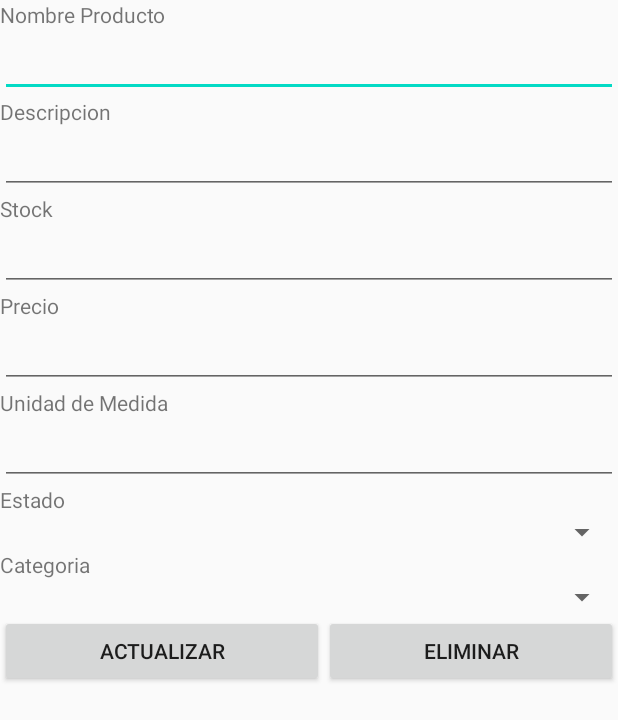
After one commit to Cortezhac/AplicacionJavaMysql, an Android app: the layout update_delete_fragment2.xml on its own in the app's theme, with its tools: preview values and no code run, on a phone screen of 412 x 824 dp. The commit adds this screen. Shown: the top 720 px of the screen. Run offline under Robolectric (Android 15) with nearby library versions, the phone set to English and light mode, and no system bars; network calls fail.

Commit message:
Funcion de actualiza/Eliminar agregada

```diff
--- /dev/null
+++ b/app/src/main/res/layout/update_delete_fragment2.xml
@@ -0,0 +1,133 @@
+<?xml version="1.0" encoding="utf-8"?>
+<androidx.constraintlayout.widget.ConstraintLayout xmlns:android="http://schemas.android.com/apk/res/android"
+    xmlns:app="http://schemas.android.com/apk/res-auto"
+    xmlns:tools="http://schemas.android.com/tools"
+    android:id="@+id/ConstraintLayout2"
+    android:layout_width="match_parent"
+    android:layout_height="match_parent"
+    tools:context=".ui.producto.UpdateDeleteFragment">
+
+    <ScrollView
+        android:id="@+id/scrollView2"
+        android:layout_width="0dp"
+        android:layout_height="0dp"
+        app:layout_constraintBottom_toBottomOf="parent"
+        app:layout_constraintEnd_toEndOf="parent"
+        app:layout_constraintStart_toStartOf="parent"
+        app:layout_constraintTop_toTopOf="parent">
+
+        <LinearLayout
+            android:layout_width="match_parent"
+            android:layout_height="wrap_content"
+            android:orientation="vertical">
+
+            <TextView
+                android:id="@+id/textView5"
+                android:layout_width="wrap_content"
+                android:layout_height="wrap_content"
+                android:text="Nombre Producto" />
+
+            <EditText
+                android:id="@+id/editNombreProductoUPDEL"
+                android:layout_width="match_parent"
+                android:layout_height="wrap_content"
+                android:ems="10"
+                android:inputType="textPersonName" />
+
+            <TextView
+                android:id="@+id/textView7"
+                android:layout_width="match_parent"
+                android:layout_height="wrap_content"
+                android:text="Descripcion" />
+
+            <EditText
+                android:id="@+id/editDescripUPDEL"
+                android:layout_width="match_parent"
+                android:layout_height="wrap_content"
+                android:ems="10"
+                android:inputType="textPersonName" />
+
+            <TextView
+                android:id="@+id/textView8"
+                android:layout_width="match_parent"
+                android:layout_height="wrap_content"
+                android:text="Stock" />
+
+            <EditText
+                android:id="@+id/editStockUPDEL"
+                android:layout_width="match_parent"
+                android:layout_height="wrap_content"
+                android:ems="10"
+                android:inputType="number" />
+
+            <TextView
+                android:id="@+id/textView10"
+                android:layout_width="match_parent"
+                android:layout_height="wrap_content"
+                android:text="Precio" />
+
+            <EditText
+                android:id="@+id/editPrecioUPDEL"
+                android:layout_width="match_parent"
+                android:layout_height="wrap_content"
+                android:ems="10"
+                android:inputType="number" />
+
+            <TextView
+                android:id="@+id/textView11"
+                android:layout_width="match_parent"
+                android:layout_height="wrap_content"
+                android:text="Unidad de Medida" />
+
+            <EditText
+                android:id="@+id/editUnidadUPDEL"
+                android:layout_width="match_parent"
+                android:layout_height="wrap_content"
+                android:ems="10"
+                android:inputType="textPersonName" />
+
+            <TextView
+                android:id="@+id/textView12"
+                android:layout_width="match_parent"
+                android:layout_height="wrap_content"
+                android:text="Estado" />
+
+            <Spinner
+                android:id="@+id/spinnerEstadoUPDEL"
+                android:layout_width="match_parent"
+                android:layout_height="wrap_content" />
+
+            <TextView
+                android:id="@+id/textView13"
+                android:layout_width="match_parent"
+                android:layout_height="wrap_content"
+                android:text="Categoria" />
+
+            <Spinner
+                android:id="@+id/spinnerCategoriaUPDEL"
+                android:layout_width="match_parent"
+                android:layout_height="wrap_content" />
+
+            <LinearLayout
+                android:layout_width="match_parent"
+                android:layout_height="match_parent"
+                android:orientation="horizontal">
+
+                <Button
+                    android:id="@+id/btnActualizarProducto"
+                    android:layout_width="wrap_content"
+                    android:layout_height="wrap_content"
+                    android:layout_weight="1"
+                    android:text="Actualizar" />
+
+                <Button
+                    android:id="@+id/btnEliminarProducto"
+                    android:layout_width="wrap_content"
+                    android:layout_height="wrap_content"
+                    android:layout_weight="1"
+                    android:text="Eliminar" />
+            </LinearLayout>
+        </LinearLayout>
+    </ScrollView>
+
+</androidx.constraintlayout.widget.ConstraintLayout>
```
Also changed, not shown: app/src/main/java/com/cortezhac/login/ui/producto/ListarProductoFragment.java (+18 -0 lines), app/src/main/java/com/cortezhac/login/ui/producto/UpdateDeleteFragment.java (added, +202 -0 lines), app/src/main/java/com/cortezhac/login/ui/producto/UpdateDeleteViewModel.java (added, +164 -0 lines), app/src/main/res/navigation/mobile_navigation.xml (+11 -2 lines).
